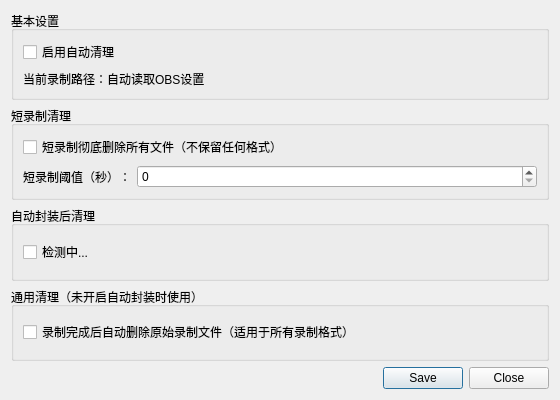
Above: plugins/frontend-tools/forms/auto-cleanup.ui from LingyunStudio/obs-studio before the change. Below: the same form after it.
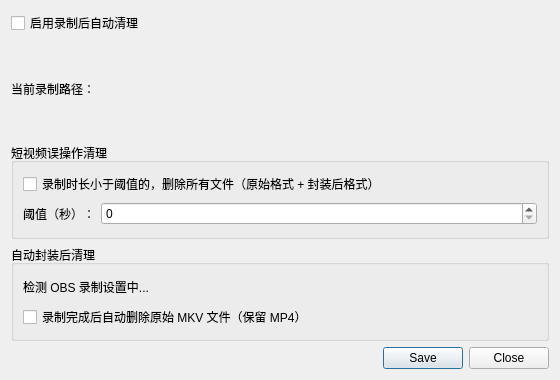
That is the form after the change.

Commit message: Simplify auto-cleanup UI: remove generic format mode, fix path/format display

```diff
--- a/plugins/frontend-tools/forms/auto-cleanup.ui
+++ b/plugins/frontend-tools/forms/auto-cleanup.ui
@@ -7,13 +7,13 @@
     <x>0</x>
     <y>0</y>
     <width>560</width>
-    <height>400</height>
+    <height>380</height>
    </rect>
   </property>
   <property name="minimumSize">
    <size>
     <width>560</width>
-    <height>400</height>
+    <height>380</height>
    </size>
   </property>
   <property name="windowTitle">
@@ -21,15 +21,9 @@
   </property>
   <layout class="QVBoxLayout" name="mainLayout">
    <item>
-    <widget class="QGroupBox" name="groupBox">
-     <property name="title">
-      <string>基本设置</string>
-     </property>
-     <layout class="QVBoxLayout" name="basicLayout">
-      <item>
        <widget class="QCheckBox" name="enableAutoCleanup">
         <property name="text">
-         <string>启用自动清理</string>
+      <string>启用录制后自动清理</string>
         </property>
         <property name="checked">true</property>
        </widget>
@@ -37,24 +31,21 @@
       <item>
        <widget class="QLabel" name="recordingFolder">
         <property name="text">
-         <string>当前录制路径：自动读取OBS设置</string>
+      <string>当前录制路径：</string>
         </property>
         <property name="wordWrap">true</property>
-       </widget>
-      </item>
-     </layout>
     </widget>
    </item>
    <item>
     <widget class="QGroupBox" name="groupBoxShort">
      <property name="title">
-      <string>短录制清理</string>
+      <string>短视频误操作清理</string>
      </property>
      <layout class="QFormLayout" name="formLayoutShort">
       <item row="0" column="0" colspan="2">
        <widget class="QCheckBox" name="deleteShortClips">
         <property name="text">
-         <string>短录制彻底删除所有文件（不保留任何格式）</string>
+         <string>录制时长小于阈值的，删除所有文件（原始格式 + 封装后格式）</string>
         </property>
         <property name="checked">true</property>
        </widget>
@@ -62,7 +53,7 @@
       <item row="1" column="0">
        <widget class="QLabel" name="thresholdLabel">
         <property name="text">
-         <string>短录制阈值（秒）：</string>
+         <string>阈值（秒）：</string>
         </property>
        </widget>
       </item>
@@ -82,26 +73,18 @@
       <string>自动封装后清理</string>
      </property>
      <layout class="QVBoxLayout" name="remuxLayout">
+      <item>
+       <widget class="QLabel" name="origDeleteLabel">
+        <property name="text">
+         <string>检测 OBS 录制设置中...</string>
+        </property>
+        <property name="wordWrap">true</property>
+       </widget>
+      </item>
       <item>
        <widget class="QCheckBox" name="deleteOriginAfterRemux">
         <property name="text">
-         <string>检测中...</string>
-        </property>
-       </widget>
-      </item>
-     </layout>
-    </widget>
-   </item>
-   <item>
-    <widget class="QGroupBox" name="groupBoxAllFormats">
-     <property name="title">
-      <string>通用清理（未开启自动封装时使用）</string>
-     </property>
-     <layout class="QVBoxLayout" name="allFormatsLayout">
-      <item>
-       <widget class="QCheckBox" name="applyToAllFormats">
-        <property name="text">
-         <string>录制完成后自动删除原始录制文件（适用于所有录制格式）</string>
+         <string>录制完成后自动删除原始 MKV 文件（保留 MP4）</string>
         </property>
        </widget>
       </item>
```
Lines whose indentation alone changed are shown as unchanged. The commit also changes 4 other files.
